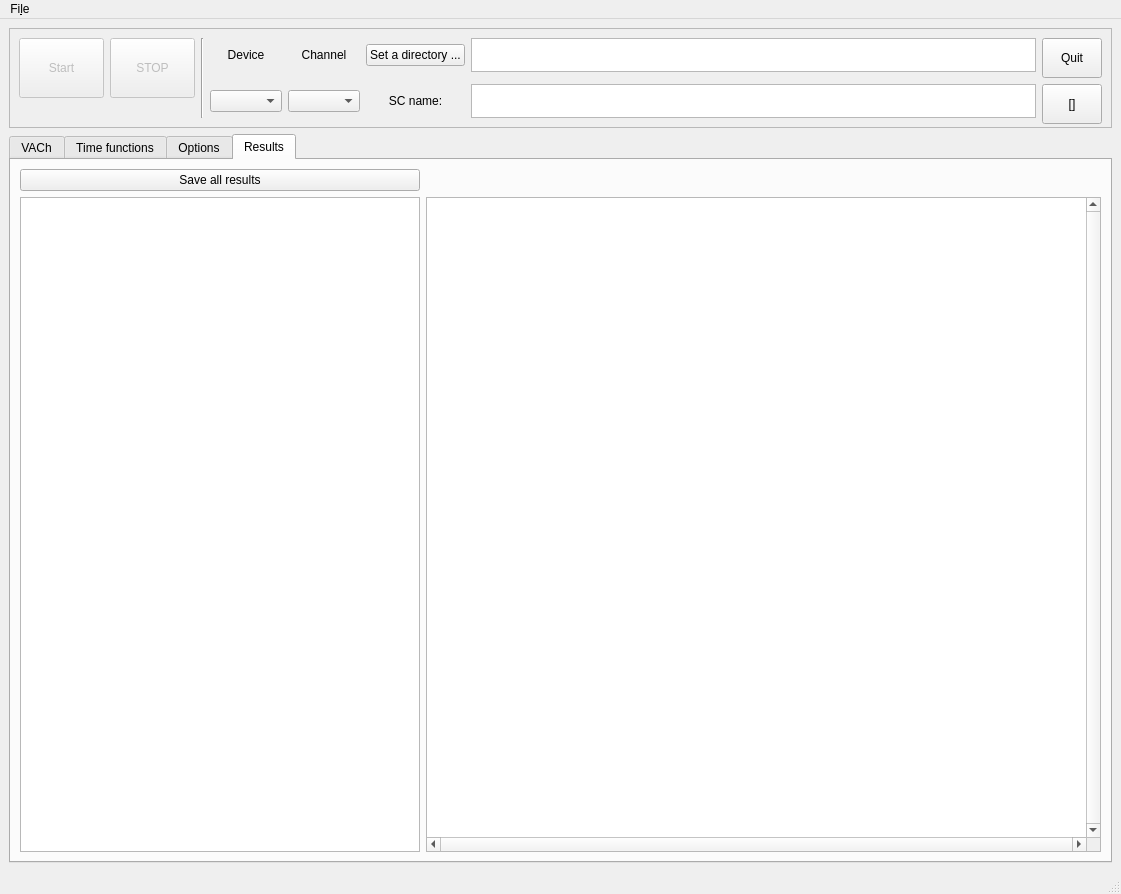
The window that GUI/Solar.ui (userIsTaken/SolarVACh) describes before a commit, drawn with Qt 5.
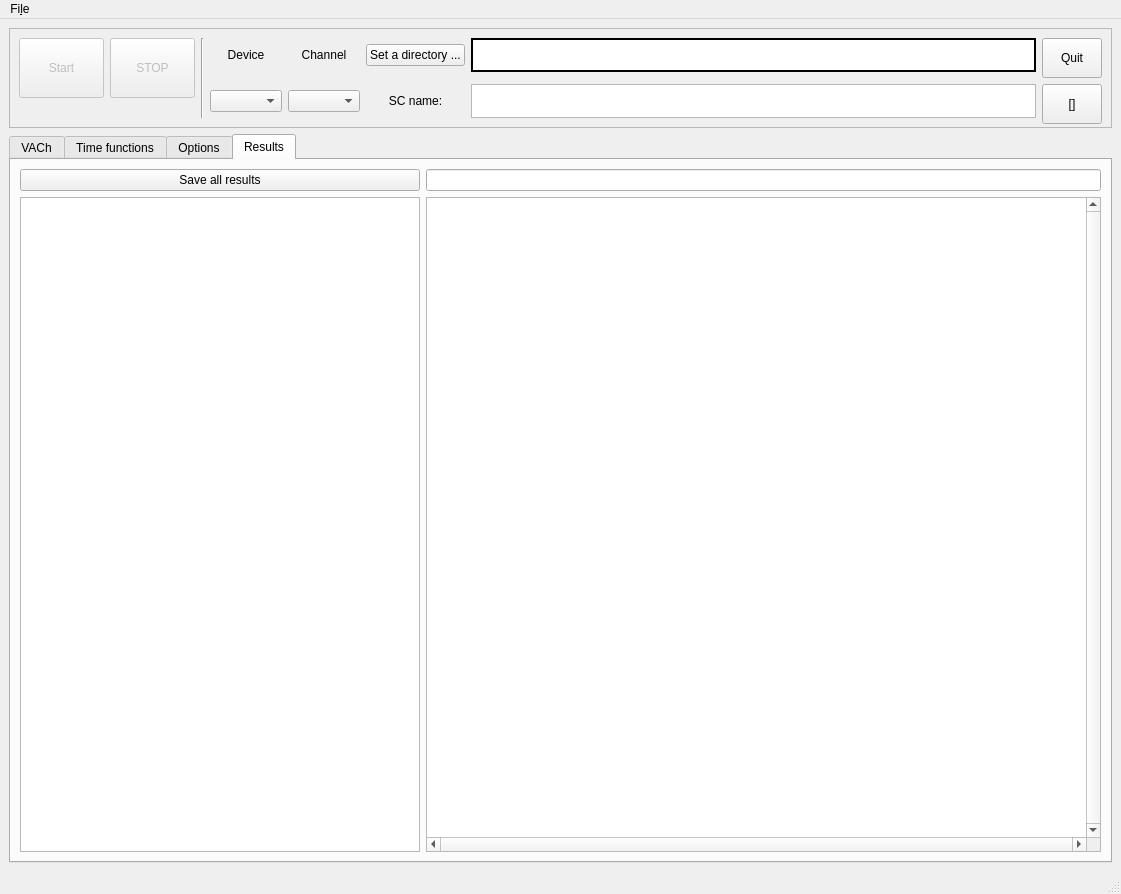
The same window after the commit. The open tabs and pages were chosen to show the change. Custom widgets are drawn as their Qt base class.

Diff of the .ui file:
```diff
--- a/GUI/Solar.ui
+++ b/GUI/Solar.ui
@@ -160,9 +160,30 @@
        </item>
        <item row="0" column="13">
         <widget class="QPlainTextEdit" name="directory_path">
+         <property name="enabled">
+          <bool>true</bool>
+         </property>
+         <property name="font">
+          <font>
+           <weight>75</weight>
+           <bold>true</bold>
+          </font>
+         </property>
+         <property name="frameShape">
+          <enum>QFrame::Box</enum>
+         </property>
+         <property name="frameShadow">
+          <enum>QFrame::Plain</enum>
+         </property>
+         <property name="lineWidth">
+          <number>2</number>
+         </property>
          <property name="verticalScrollBarPolicy">
           <enum>Qt::ScrollBarAlwaysOff</enum>
          </property>
+         <property name="readOnly">
+          <bool>true</bool>
+         </property>
         </widget>
        </item>
        <item row="2" column="12">
@@ -1135,17 +1156,7 @@
           </property>
          </widget>
         </item>
-        <item row="1" column="2">
-         <widget class="QTextEdit" name="params_field">
-          <property name="verticalScrollBarPolicy">
-           <enum>Qt::ScrollBarAlwaysOn</enum>
-          </property>
-          <property name="horizontalScrollBarPolicy">
-           <enum>Qt::ScrollBarAlwaysOn</enum>
-          </property>
-         </widget>
-        </item>
-        <item row="1" column="0">
+        <item row="2" column="0">
          <widget class="QTextEdit" name="vach_text">
           <property name="maximumSize">
            <size>
@@ -1155,6 +1166,19 @@
           </property>
          </widget>
         </item>
+        <item row="0" column="1">
+         <widget class="QLineEdit" name="params_file_name"/>
+        </item>
+        <item row="2" column="1">
+         <widget class="QTextEdit" name="params_field">
+          <property name="verticalScrollBarPolicy">
+           <enum>Qt::ScrollBarAlwaysOn</enum>
+          </property>
+          <property name="horizontalScrollBarPolicy">
+           <enum>Qt::ScrollBarAlwaysOn</enum>
+          </property>
+         </widget>
+        </item>
        </layout>
       </widget>
      </widget>
```
